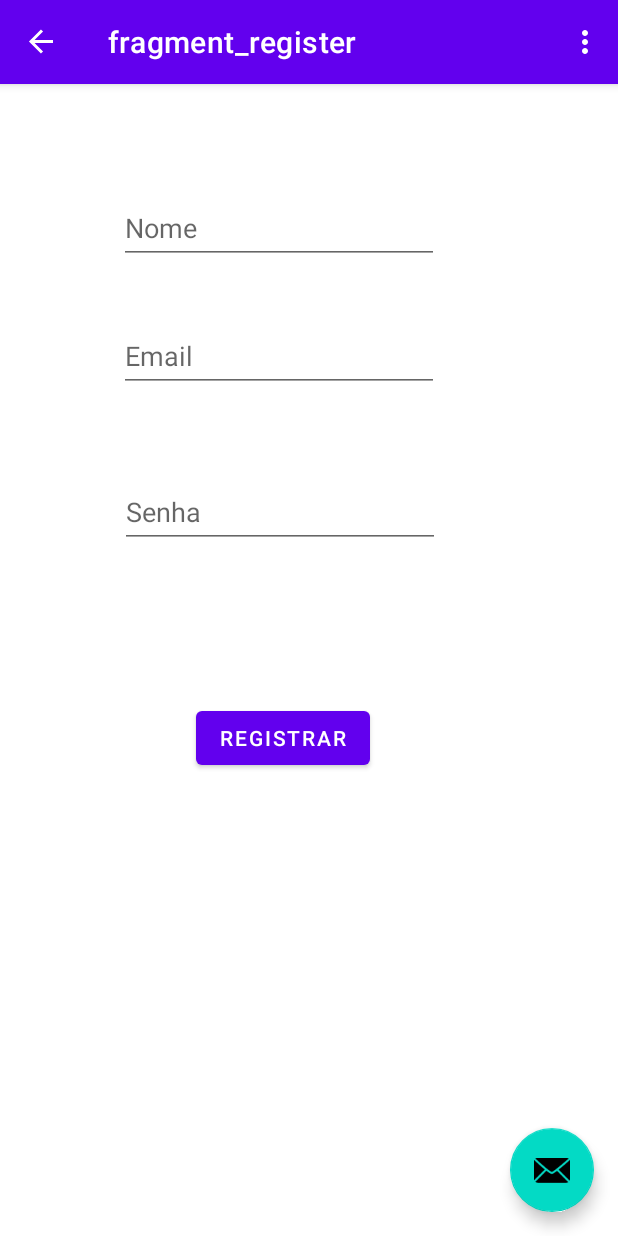
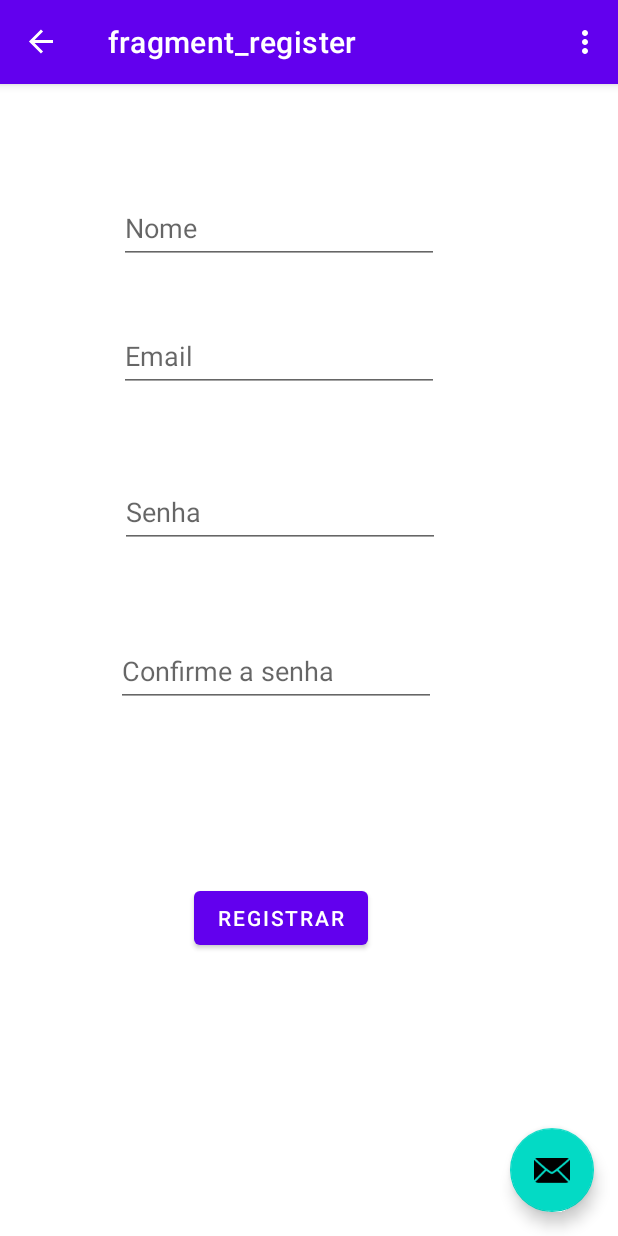
Before and after one commit to victorlelissoares/TrabFinal_Diario_VictorLelisSoares, an Android app: the RegisterFragment screen opened through its navigation route, on a phone screen of 412 x 824 dp. Run offline under Robolectric (Android 15) with nearby library versions, the phone set to English and light mode, and no system bars; our stand-ins replace navigation-ui.

Commit message:
implemented register and login of users, and methods associated.

```diff
--- a/app/src/main/java/com/example/trabfinal_diario_victorlelissoares/MainActivity.java
+++ b/app/src/main/java/com/example/trabfinal_diario_victorlelissoares/MainActivity.java
@@ -8,6 +8,8 @@ import androidx.appcompat.app.AppCompatActivity;
 
 import android.view.View;
 
+import androidx.fragment.app.FragmentManager;
+import androidx.fragment.app.FragmentTransaction;
 import androidx.navigation.NavController;
 import androidx.navigation.Navigation;
 import androidx.navigation.ui.AppBarConfiguration;
@@ -35,6 +37,7 @@ public class MainActivity extends AppCompatActivity {
         NavController navController = Navigation.findNavController(this, R.id.nav_host_fragment_content_main);
         appBarConfiguration = new AppBarConfiguration.Builder(navController.getGraph()).build();
         NavigationUI.setupActionBarWithNavController(this, navController, appBarConfiguration);
+
 
         binding.fab.setOnClickListener(new View.OnClickListener() {
             @Override
--- a/app/src/main/java/com/example/trabfinal_diario_victorlelissoares/User.java
+++ b/app/src/main/java/com/example/trabfinal_diario_victorlelissoares/User.java
@@ -6,6 +6,7 @@ public class User implements Serializable {
     private int idUser;
     private String nome;
     private String email;
+    private byte[] foto;
     private String senha;//substituir futuramente pelo hash da senha ao inves da própria
     //fora a foto do usuario
 
--- a/app/src/main/res/layout/fragment_login.xml
+++ b/app/src/main/res/layout/fragment_login.xml
@@ -38,7 +38,7 @@
         android:layout_height="wrap_content"
         android:layout_marginStart="156dp"
         android:layout_marginTop="80dp"
-        android:text="Button"
+        android:text="Login"
         app:layout_constraintStart_toStartOf="parent"
         app:layout_constraintTop_toBottomOf="@+id/txtPassword" />
 
--- a/app/src/main/res/layout/fragment_register.xml
+++ b/app/src/main/res/layout/fragment_register.xml
@@ -10,15 +10,12 @@
         android:id="@+id/btnRegister"
         android:layout_width="wrap_content"
         android:layout_height="wrap_content"
-        android:layout_marginTop="75dp"
-        android:layout_marginBottom="308dp"
+        android:layout_marginBottom="188dp"
         android:text="@string/btnRegister"
         app:layout_constraintBottom_toBottomOf="parent"
         app:layout_constraintEnd_toEndOf="parent"
-        app:layout_constraintHorizontal_bias="0.442"
-        app:layout_constraintStart_toStartOf="parent"
-        app:layout_constraintTop_toBottomOf="@+id/txtRegisterPassword"
-        app:layout_constraintVertical_bias="1.0" />
+        app:layout_constraintHorizontal_bias="0.436"
+        app:layout_constraintStart_toStartOf="parent" />
 
     <EditText
         android:id="@+id/txtRegisterName"
@@ -58,4 +55,17 @@
         android:minHeight="48dp"
         app:layout_constraintStart_toStartOf="parent"
         app:layout_constraintTop_toBottomOf="@+id/txtRegisterEmail" />
+
+    <EditText
+        android:id="@+id/txtRegisterConfPassword"
+        android:layout_width="wrap_content"
+        android:layout_height="wrap_content"
+        android:layout_marginStart="77dp"
+        android:layout_marginTop="58dp"
+        android:ems="10"
+        android:hint="Confirme a senha"
+        android:inputType="textPersonName"
+        android:minHeight="48dp"
+        app:layout_constraintStart_toStartOf="parent"
+        app:layout_constraintTop_toBottomOf="@+id/txtRegisterPassword" />
 </androidx.constraintlayout.widget.ConstraintLayout>
--- a/app/src/main/res/navigation/nav_graph.xml
+++ b/app/src/main/res/navigation/nav_graph.xml
@@ -13,7 +13,7 @@
             android:id="@+id/action_loginFragment_to_registerFragment"
             app:destination="@id/registerFragment" />
         <action
-            android:id="@+id/action_loginFragment_to_displayNotesFragment2"
+            android:id="@+id/action_loginFragment_to_displayNotesFragment"
             app:destination="@id/displayNotesFragment" />
     </fragment>
     <fragment
@@ -38,5 +38,9 @@
         android:id="@+id/newNoteFragment"
         android:name="com.example.trabfinal_diario_victorlelissoares.NewNoteFragment"
         android:label="fragment_new_note"
-        tools:layout="@layout/fragment_new_note" />
+        tools:layout="@layout/fragment_new_note" >
+        <action
+            android:id="@+id/action_newNoteFragment_to_displayNotesFragment"
+            app:destination="@id/displayNotesFragment" />
+    </fragment>
 </navigation>
```
Also changed, not shown: app/src/main/java/com/example/trabfinal_diario_victorlelissoares/DBHelper.java (+75 -0 lines), app/src/main/java/com/example/trabfinal_diario_victorlelissoares/LoginFragment.java (+29 -0 lines), app/src/main/java/com/example/trabfinal_diario_victorlelissoares/RegisterFragment.java (+30 -1 lines).
